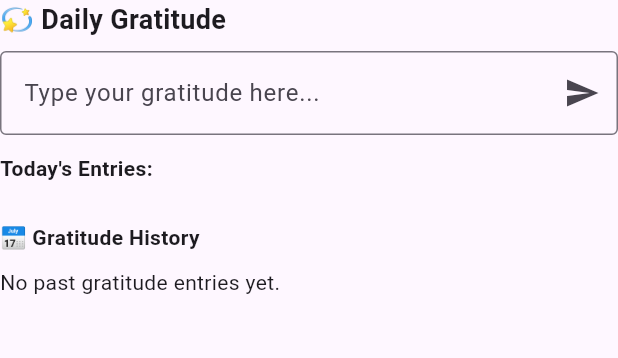
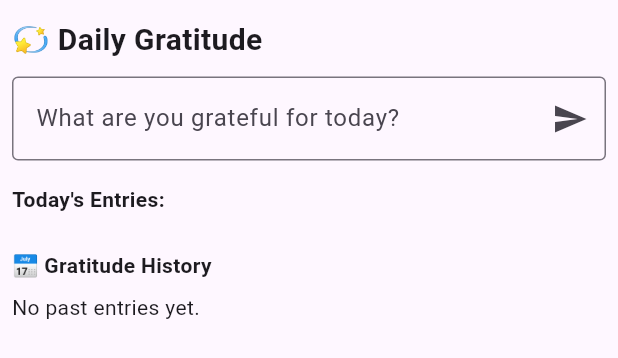
Before and after one commit to AlvinShaoPortfolio/Crivanta, a Flutter app: the GratitudeWidget widget shown alone on an empty page, opened directly, on a phone screen of 412 x 824 dp. Shown: the top 358 px of the screen. Run offline on Flutter 3.47's test engine with Material 3 defaults, Android fonts, the phone set to English and light mode, and no system bars; our stand-ins replace cloud_firestore, firebase_auth, firebase_core; accounts and stored records are empty.

Commit message:
Gratituity widget fully implemented

```diff
--- a/lib/EmotionLogger.dart
+++ b/lib/EmotionLogger.dart
@@ -75,8 +75,7 @@ class _EmotionLoggerState extends State<EmotionLogger> {
         SnackBar(
           content: Text(
             alreadyGivenExp
-                ? '✅ You\'ve already claimed Soul EXP for today.'
-                : '✨ You gained +100 Soul EXP for logging your emotion!',
+                ? '✅ You\'ve already claimed Soul EXP for today.' : '✨ You gained +100 Soul EXP for logging your emotion!',
           ),
           backgroundColor: alreadyGivenExp ? Colors.grey[700] : Colors.deepPurple,
           duration: const Duration(seconds: 2),
--- a/lib/GratitudeWidget.dart
+++ b/lib/GratitudeWidget.dart
@@ -14,55 +14,44 @@ class _GratitudeWidgetState extends State<GratitudeWidget> {
   final TextEditingController _controller = TextEditingController();
   final String todayId = DateFormat('yyyy-MM-dd').format(DateTime.now());
   List<String> todayEntries = [];
-  Map<String, List<String>> history = {};
+  Map<String, List<String>> pastGratitudes = {};
   bool isLoading = true;
 
   @override
   void initState() {
     super.initState();
-    fetchGratitudes();
+    loadGratitudes();
   }
 
-  Future<void> fetchGratitudes() async {
-    try {
+  Future<void> loadGratitudes() async {
     final user = FirebaseAuth.instance.currentUser;
-      if (user == null) {
-        print("User is null");
-        return;
-      }
+    if (user == null) return;
 
-      final collection = FirebaseFirestore.instance
+    final ref = FirebaseFirestore.instance
         .collection('users')
         .doc(user.uid)
         .collection('gratitudes');
 
-      final snapshots = await collection.orderBy(FieldPath.documentId, descending: true).get();
+    final snap = await ref.orderBy(FieldPath.documentId, descending: true).get();
 
-      Map<String, List<String>> newHistory = {};
-
-      for (final doc in snapshots.docs) {
-        final data = doc.data();
-        final entries = List<String>.from(data['entries'] ?? []);
-        newHistory[doc.id] = entries;
+    final Map<String, List<String>> loaded = {};
+    for (final doc in snap.docs) {
+      final entries = List<String>.from(doc.data()['entries'] ?? []);
+      loaded[doc.id] = entries;
     }
 
     setState(() {
-        todayEntries = newHistory[todayId] ?? [];
-        history = newHistory;
+      todayEntries = loaded[todayId] ?? [];
+      pastGratitudes = Map.fromEntries(
+        loaded.entries.where((e) => e.key != todayId),
+      );
       isLoading = false;
     });
   }
-    catch (e) {
-      print("Error fetching gratitudes: $e");
-      setState(() {
-        isLoading = false;
-      });
-    }
-  }
 
-  Future<void> addGratitude(String note) async {
+  Future<void> submitGratitude(String text) async {
     final user = FirebaseAuth.instance.currentUser;
-    if (user == null || note.trim().isEmpty) return;
+    if (user == null || text.trim().isEmpty) return;
 
     final docRef = FirebaseFirestore.instance
         .collection('users')
@@ -70,99 +59,92 @@ class _GratitudeWidgetState extends State<GratitudeWidget> {
         .collection('gratitudes')
         .doc(todayId);
 
-    final doc = await docRef.get();
-    bool alreadyGivenExp = doc.exists && doc.data()?['expGiven'] == true;
+    final bool firstEntry = todayEntries.isEmpty;
 
     await docRef.set({
-      'entries': FieldValue.arrayUnion([note]),
-      if (!alreadyGivenExp) 'expGiven': true,
+      'entries': FieldValue.arrayUnion([text]),
     }, SetOptions(merge: true));
 
-    if (!alreadyGivenExp) {
-      final onboardingRef = FirebaseFirestore.instance
+    if (firstEntry) {
+      final profileRef = FirebaseFirestore.instance
           .collection('users')
           .doc(user.uid)
           .collection('profile')
           .doc('onboarding');
 
-      await onboardingRef.set({
+      await profileRef.set({
         'experience.soul': FieldValue.increment(200),
       }, SetOptions(merge: true));
+    }
 
     if (context.mounted) {
       ScaffoldMessenger.of(context).showSnackBar(
         SnackBar(
-            content: Text(
-              alreadyGivenExp ? '✅ You\'ve already claimed Soul EXP for today.' : '✨ You gained +100 Soul EXP for your daily gratitude!',
-            ),
-            backgroundColor: Colors.deepPurple,
+          content: Text(firstEntry
+              ? '✨ You gained +200 Soul EXP for your daily gratitude!'
+              : '✅ You\'ve already claimed Soul EXP for today.'),
+          backgroundColor: firstEntry ? Colors.deepPurple : Colors.grey[700],
           duration: const Duration(seconds: 2),
         ),
       );
     }
-      alreadyGivenExp = true;
-    }
 
     setState(() {
-      todayEntries.add(note);
+      todayEntries.add(text);
       _controller.clear();
-      history[todayId] = todayEntries;
     });
   }
 
   @override
   Widget build(BuildContext context) {
-    return isLoading ? const Center(child: CircularProgressIndicator()) : Column(
+    if (isLoading) {
+      return const Center(child: CircularProgressIndicator());
+    }
+
+    return SingleChildScrollView(
+      child: Padding(
+        padding: const EdgeInsets.symmetric(vertical: 12, horizontal: 8),
+        child: Column(
           crossAxisAlignment: CrossAxisAlignment.start,
           children: [
-        const Text("💫 Daily Gratitude", style: TextStyle(fontWeight: FontWeight.bold, fontSize: 18)),
-        const SizedBox(height: 8),
-
+            const Text("💫 Daily Gratitude", style: TextStyle(fontSize: 20, fontWeight: FontWeight.bold)),
+            const SizedBox(height: 10),
             TextField(
               controller: _controller,
               decoration: InputDecoration(
+                hintText: 'What are you grateful for today?',
                 border: const OutlineInputBorder(),
-            hintText: "Type your gratitude here...",
                 suffixIcon: IconButton(
                   icon: const Icon(Icons.send),
-              onPressed: () => addGratitude(_controller.text),
+                  onPressed: () => submitGratitude(_controller.text),
                 ),
               ),
             ),
-
-        const SizedBox(height: 12),
+            const SizedBox(height: 16),
             const Text("Today's Entries:", style: TextStyle(fontWeight: FontWeight.bold)),
-
-        const SizedBox(height: 6),
-        ...todayEntries.map((entry) => Padding(
+            ...todayEntries.map((e) => Padding(
               padding: const EdgeInsets.symmetric(vertical: 4),
-          child: Text("• $entry"),
+              child: Text("• $e"),
             )),
-
-        const SizedBox(height: 20),
+            const SizedBox(height: 24),
             const Text("📅 Gratitude History", style: TextStyle(fontWeight: FontWeight.bold)),
-
-        const SizedBox(height: 6),
-        if (history.keys.where((k) => k != todayId).isEmpty)
-          const Padding(
-            padding: EdgeInsets.symmetric(vertical: 4),
-            child: Text("No past gratitude entries yet."),
-          )
+            const SizedBox(height: 8),
+            if (pastGratitudes.isEmpty)
+              const Text("No past entries yet.")
             else
-          ...history.entries.where((e) => e.key != todayId).map((entry) {
-            return Padding(
-              padding: const EdgeInsets.symmetric(vertical: 6),
+              ...pastGratitudes.entries.map((entry) => Padding(
+                padding: const EdgeInsets.only(top: 12),
                 child: Column(
                   crossAxisAlignment: CrossAxisAlignment.start,
                   children: [
                     Text(entry.key, style: const TextStyle(fontWeight: FontWeight.bold)),
-                  ...entry.value.map((note) => Text("• $note")),
+                    ...entry.value.map((e) => Text("• $e")),
                   ],
                 ),
-            );
-          })
-
+              )),
           ],
+        ),
+      ),
     );
   }
 }
--- a/lib/SkillTab.dart
+++ b/lib/SkillTab.dart
@@ -93,9 +93,10 @@ class _SkillTabState extends State<SkillTab> {
         title: Text(widget.skillName),
         backgroundColor: widget.skillColor,
       ),
-      body: isLoading ? const Center(child: CircularProgressIndicator()) : Padding(
+      body: isLoading ? const Center(child: CircularProgressIndicator()) : SingleChildScrollView(
         padding: const EdgeInsets.all(16.0),
         child: Column(
+          crossAxisAlignment: CrossAxisAlignment.start,
           children: [
             SkillProgressCard(
               skillName: widget.skillName,
@@ -105,7 +106,7 @@ class _SkillTabState extends State<SkillTab> {
               barColor: widget.skillColor,
             ),
             const SizedBox(height: 20),
-            Expanded(child: getSkillSpecificContent(widget.skillName.toLowerCase())),
+            getSkillSpecificContent(widget.skillName.toLowerCase()),
           ],
         ),
       ),
```
Lines whose indentation alone changed are shown as unchanged.
